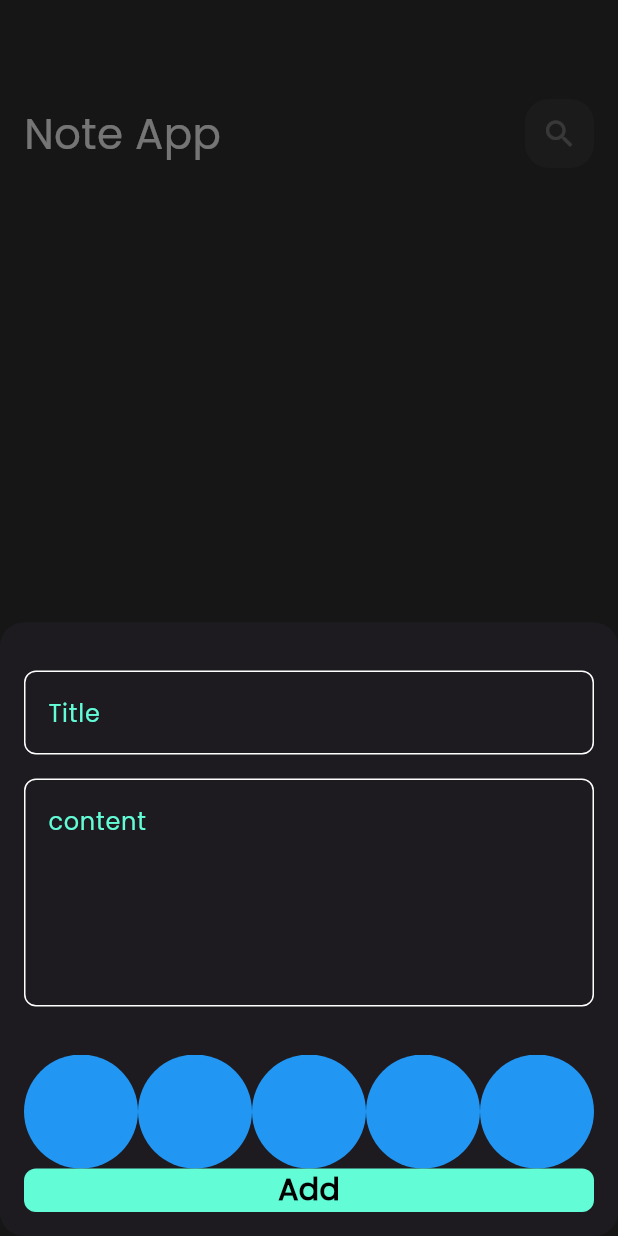
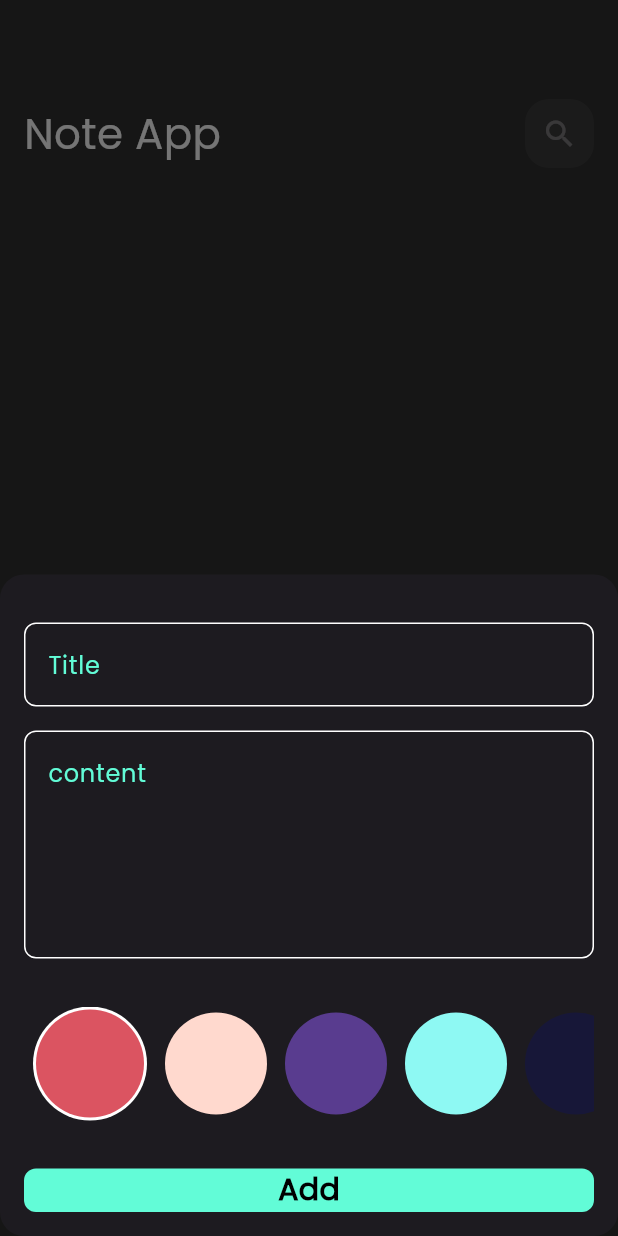
Before and after one commit to Mohamed549-bot/notes_app, a Flutter app: the screen it shows after launch, after a tap on the "add" icon, on a phone screen of 412 x 824 dp. Run offline on Flutter 3.47's test engine with Material 3 defaults, Android fonts, the phone set to English and light mode, and no system bars; our stand-ins replace bloc, flutter_bloc, font_awesome_flutter, hive, hive_flutter, modal_progress_hud_nsn; accounts and stored records are empty.

Commit message:
colors list view part 2

```diff
--- a/lib/views/widgets/add_note_form.dart
+++ b/lib/views/widgets/add_note_form.dart
@@ -50,6 +50,9 @@ class _AddNoteFormState extends State<AddNoteForm> {
             height: 32,
           ),
           const ColorsListView(),
+          const SizedBox(
+            height: 32,
+          ),
           BlocBuilder<AddNoteCubit, AddNoteState>(
             builder: (context, state) {
               return CustomButton(
--- a/lib/views/widgets/colors_list_view.dart
+++ b/lib/views/widgets/colors_list_view.dart
@@ -1,29 +1,61 @@
+import 'dart:ui';
+
 import 'package:flutter/material.dart';
+import 'package:flutter/widgets.dart';
 
 class ColorItem extends StatelessWidget {
-  const ColorItem({super.key});
-
+  const ColorItem({super.key, required this.isActive, required this.color});
+  final bool isActive;
+  final Color color;
   @override
   Widget build(BuildContext context) {
-    return const CircleAvatar(
-      radius: 38,
-      backgroundColor: Colors.blue,
-    );
+    return isActive
+        ? CircleAvatar(
+            backgroundColor: Colors.white,
+            radius: 38,
+            child: CircleAvatar(radius: 36, backgroundColor: color),
+          )
+        : CircleAvatar(
+            radius: 34,
+            backgroundColor: color,
+          );
   }
 }
 
-class ColorsListView extends StatelessWidget {
+class ColorsListView extends StatefulWidget {
   const ColorsListView({super.key});
 
+  @override
+  State<ColorsListView> createState() => _ColorsListViewState();
+}
+
+class _ColorsListViewState extends State<ColorsListView> {
+  int currentIndex = 0;
+  List<Color> colors = const [
+    Color(0xffDB5461),
+    Color(0xffFFD9CE),
+    Color(0xff593C8F),
+    Color(0xff8EF9F3),
+    Color(0xff171738),
+  ];
   @override
   Widget build(BuildContext context) {
     return SizedBox(
       height: 38 * 2,
       child: ListView.builder(
         itemBuilder: (context, index) {
-          return const ColorItem();
+          return Padding(
+              padding: const EdgeInsets.symmetric(horizontal: 6),
+              child: GestureDetector(
+                  onTap: () {
+                    currentIndex = index;
+                  },
+                  child: ColorItem(
+                    color: colors[index],
+                    isActive: currentIndex == index,
+                  )));
         },
-        itemCount: 10,
+        itemCount: colors.length,
         scrollDirection: Axis.horizontal,
       ),
     );
```
